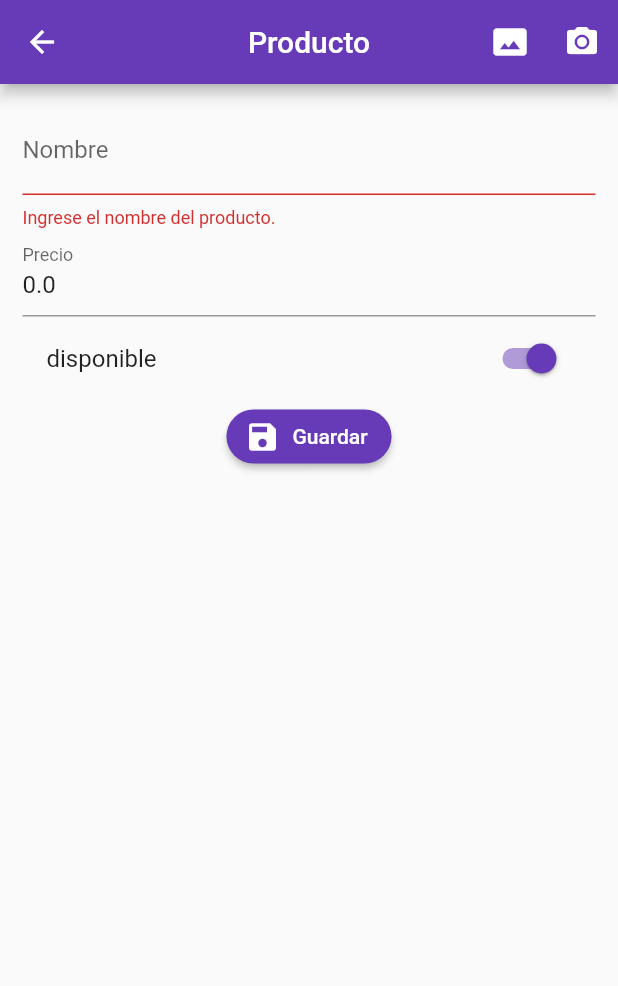
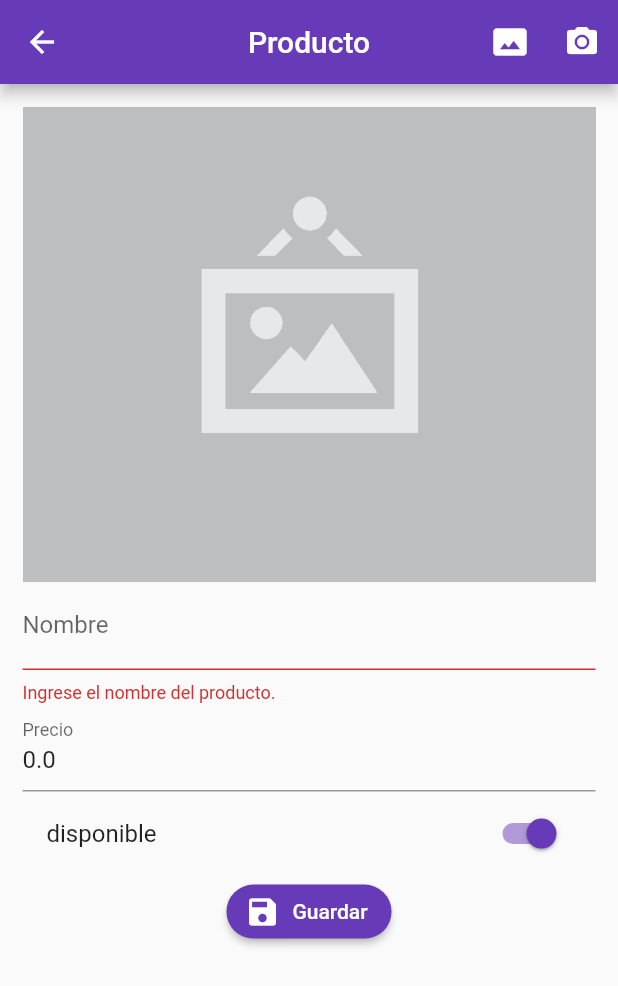
Before and after one commit to sriverarestrepo/practica_flutter_08, a Flutter app: the ProductoPage screen opened by its route, after a tap on "Guardar", after a tap on the "photo size select actual" icon, on a phone screen of 412 x 824 dp. Shown: the top 986 px of the screen. Run offline on Flutter 3.47's test engine with Material 2 defaults, Android fonts, the phone set to English and light mode, and no system bars; our stand-ins replace image_picker, rxdart; missing offline and left inert: mime_type; network calls fail.

```diff
--- a/lib/src/pages/producto_page.dart
+++ b/lib/src/pages/producto_page.dart
@@ -1,4 +1,5 @@
 import 'package:flutter/material.dart';
+import 'dart:io';
 import 'package:image_picker/image_picker.dart';
 import 'package:crud_practica/src/models/producto_model.dart';
 import 'package:crud_practica/src/providers/productos_provider.dart';
@@ -19,6 +20,8 @@ class _ProductoPageState extends State<ProductoPage> {
   ProductoModel producto = new ProductoModel();
 
   bool _guardando = false;
+
+  PickedFile foto;
 
   @override
   Widget build(BuildContext context) {
@@ -52,6 +55,7 @@ class _ProductoPageState extends State<ProductoPage> {
             key: formKey,
             child: Column(
               children: [
+                _mostrarFoto(),
                 _crearNombre(),
                 _crearPrecio(),
                 _crearDisponible(),
@@ -128,7 +132,7 @@ class _ProductoPageState extends State<ProductoPage> {
   }
 
 
-  void _submit(){
+  void _submit() async{
     String msg = '';
 
     if(!formKey.currentState.validate()) return;
@@ -136,6 +140,10 @@ class _ProductoPageState extends State<ProductoPage> {
     formKey.currentState.save();
 
     setState(() {_guardando = true;});
+
+    if(foto != null){
+      producto.fotoUrl = await productoProvider.subirImagen(foto);
+    }
 
     if(producto.id == null){
       productoProvider.crearProducto(producto);
@@ -162,16 +170,45 @@ class _ProductoPageState extends State<ProductoPage> {
     scaffoldKey.currentState.showSnackBar(snackbar);
   }
 
+  _mostrarFoto(){
+    if (producto.fotoUrl != null) {
+       return FadeInImage(
+         image: NetworkImage(producto.fotoUrl),
+         placeholder: AssetImage('assets/jar-loading.gif'),
+         height: 300.0,
+         fit: BoxFit.contain,
+       );
+    }else {
+       if( foto != null ){
+        return Image.file(
+          File(foto.path),
+          fit: BoxFit.cover,
+          height: 300.0,
+        );
+      }
+      return Image.asset('assets/no-image.png');
+    }
+
+  }
+
 
   void _seleccionarImagen() {
-    ImagePicker().getImage(
-      source: ImageSource.gallery
-    );
+     _procesarImagen(ImageSource.gallery);
   }
 
   void _capturarFoto() {
-    ImagePicker().getImage(
-      source: ImageSource.camera
+       _procesarImagen(ImageSource.camera);
+  }
+
+  _procesarImagen(ImageSource imageSource) async{
+     foto = await ImagePicker().getImage(
+      source: imageSource
     );
+
+    if(foto != null){
+      producto.fotoUrl = null;
+    }
+
+    setState(() { });
   }
 }
--- a/pubspec.yaml
+++ b/pubspec.yaml
@@ -31,6 +31,7 @@ dependencies:
   rxdart: ^0.24.1
   http:
   image_picker: ^0.6.7+4
+  mime_type: ^0.3.2
 
 dev_dependencies:
   flutter_test:
```
Also changed, not shown: lib/src/pages/home_page.dart (+16 -1 lines), lib/src/providers/productos_provider.dart (+38 -0 lines), pubspec.lock.
